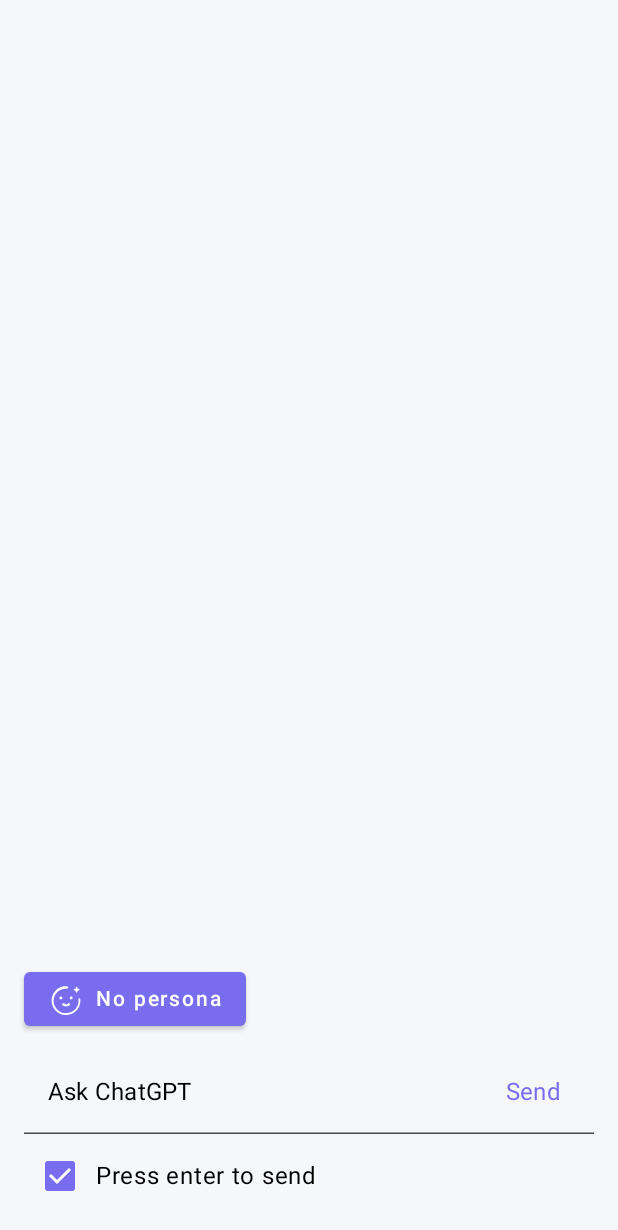
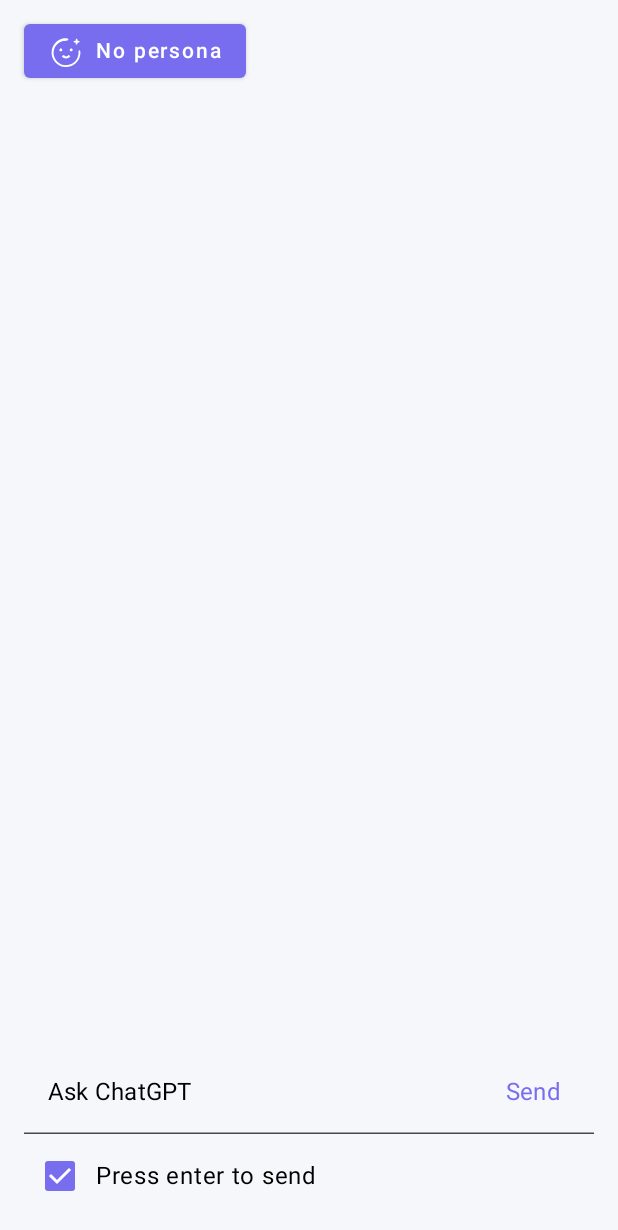
Before and after one commit to adriantache/GPTAssistantDesktop, an Android app built with Jetpack Compose: the composable NewApp shown on its own in the app's theme, after a tap on "New Conversation", on a phone screen of 412 x 824 dp. Shown: the top 1230 px of the screen. Run offline under Robolectric (Android 15) with nearby library versions, the phone set to English and light mode, and no system bars; our stand-ins replace Compose Multiplatform resources; libraries missing offline, so code that uses them is left out: com.russhwolf.settings; 5 statements that could not run were skipped.

Commit message:
Improve conversation view

```diff
--- a/composeApp/src/commonMain/kotlin/new_structure/presentation/newConversation/NewConversationScreen.kt
+++ b/composeApp/src/commonMain/kotlin/new_structure/presentation/newConversation/NewConversationScreen.kt
@@ -16,18 +16,12 @@ import gptassistant.composeapp.generated.resources.persona
 import new_structure.presentation.newConversation.model.NewConversationItem
 import new_structure.presentation.newConversation.view.MessageView
 import new_structure.presentation.newConversation.view.PromptInput
-import org.jetbrains.compose.resources.ExperimentalResourceApi
 import org.jetbrains.compose.resources.painterResource
 import theme.AppColor
 
-@OptIn(ExperimentalResourceApi::class)
 @Composable
 fun NewConversationScreen(newConversationItem: NewConversationItem) {
-    LazyColumn(
-        modifier = Modifier.fillMaxSize().padding(16.dp),
-        verticalArrangement = Arrangement.spacedBy(16.dp, Alignment.Bottom),
-    ) {
-        item {
+    Column(modifier = Modifier.fillMaxSize().padding(16.dp)) {
         Button(
             modifier = Modifier.requiredHeight(36.dp),
             onClick = newConversationItem.onSelectPersona,
@@ -46,8 +40,15 @@ fun NewConversationScreen(newConversationItem: NewConversationItem) {
                 Text(newConversationItem.selectedPersona)
             }
         }
-        }
 
+        Spacer(Modifier.height(16.dp))
+
+        Spacer(Modifier.weight(1f))
+
+        LazyColumn(
+            modifier = Modifier.fillMaxSize(),
+            verticalArrangement = Arrangement.spacedBy(16.dp, Alignment.Bottom),
+        ) {
             itemsIndexed(
                 items = newConversationItem.messages,
                 key = { _, message -> message.id }
@@ -68,3 +69,4 @@ fun NewConversationScreen(newConversationItem: NewConversationItem) {
             }
         }
     }
+}
```
Lines whose indentation alone changed are shown as unchanged.
